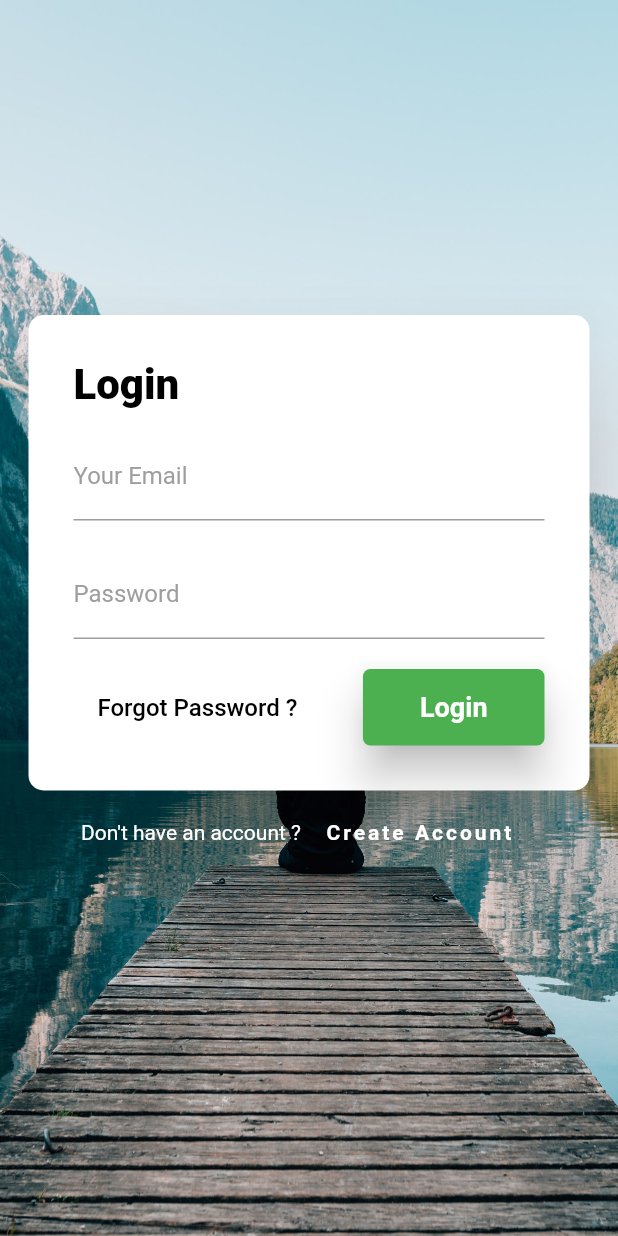
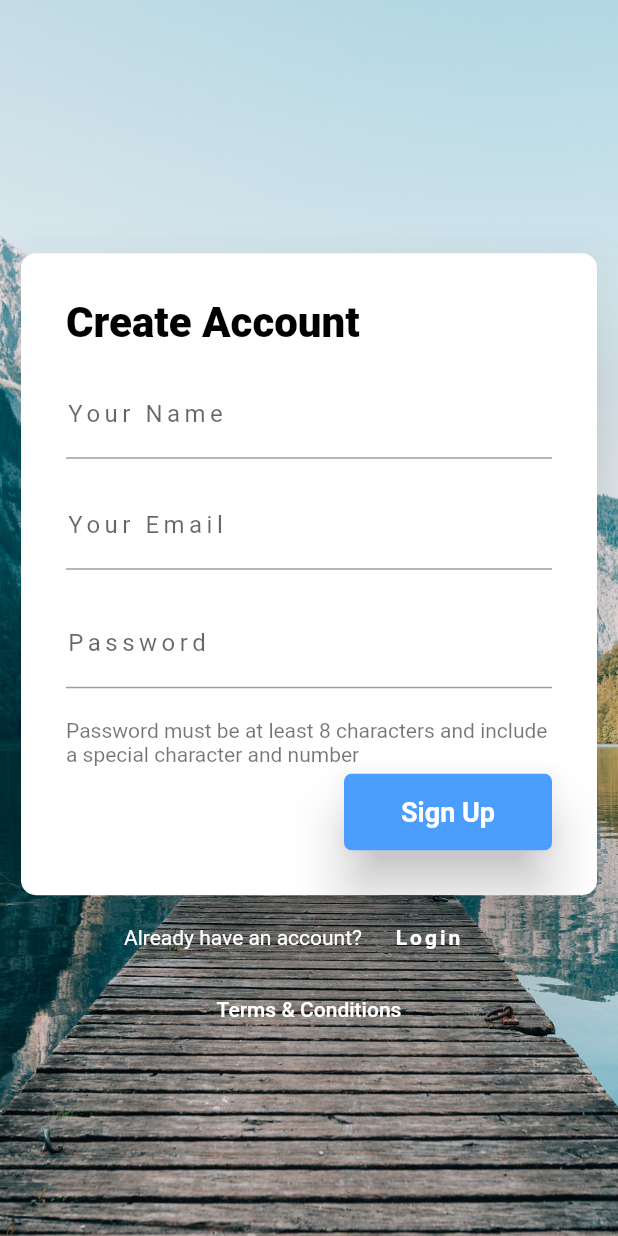
Before and after one commit to RomanNakonechnyi/flutter_app, a Flutter app: the screen it shows after launch, after a tap on "Create Account", on a phone screen of 412 x 824 dp. Run offline on Flutter 3.47's test engine with Material 2 defaults, Android fonts, the phone set to English and light mode, and no system bars.

Commit message:
Add Sign Up widget.

```diff
--- /dev/null
+++ b/profile_me/lib/home.dart
@@ -0,0 +1,15 @@
+import 'package:flutter/material.dart';
+
+class Home extends StatefulWidget {
+  @override
+  _HomeState createState() => _HomeState();
+}
+
+class _HomeState extends State<Home> {
+  @override
+  Widget build(BuildContext context) {
+    return Container(
+
+    );
+  }
+}
--- a/profile_me/lib/main.dart
+++ b/profile_me/lib/main.dart
@@ -1,6 +1,8 @@
 import 'package:flutter/material.dart';
 import 'package:profile_me/sign_in.dart';
 void main() => runApp(MyApp());
+
+enum AuthMode { SIGNIN, SINGUP }
 
 class MyApp extends StatelessWidget {
   // This widget is the root of your application.
--- a/profile_me/lib/sign_in.dart
+++ b/profile_me/lib/sign_in.dart
@@ -1,4 +1,7 @@
+import 'package:flutter/cupertino.dart';
 import 'package:flutter/material.dart';
+import 'package:profile_me/home.dart';
+import 'package:profile_me/main.dart';
 
 class SignIn extends StatefulWidget {
   final String login = "roma";
@@ -9,6 +12,9 @@ class SignIn extends StatefulWidget {
 }
 
 class _SignInState extends State<SignIn> {
+
+  AuthMode _authMode = AuthMode.SIGNIN;
+
   final loginTextController = new TextEditingController();
   final passwordTextController = new TextEditingController();
   double screenHeight;
@@ -28,7 +34,9 @@ class _SignInState extends State<SignIn> {
         child: Stack(
           children: <Widget>[
             lowerBackgroundImage(context),
-            loginCard(context)
+            _authMode == AuthMode.SIGNIN
+            ? loginCard(context)
+                : registrationCard(context),
           ],
         ),
       ),
@@ -69,7 +77,7 @@ class _SignInState extends State<SignIn> {
                   TextFormField(
                     controller: loginTextController,
                     decoration: InputDecoration(
-                        labelStyle: TextStyle(color: Colors.grey),
+                        labelStyle: TextStyle(color: Colors.green,letterSpacing: 3),
                         labelText: "Your Email", floatingLabelBehavior: FloatingLabelBehavior.auto),
                     style: TextStyle(color: Colors.black),
                   ),
@@ -79,7 +87,7 @@ class _SignInState extends State<SignIn> {
                   TextFormField(
                     controller: passwordTextController,
                     decoration: InputDecoration(
-                        labelStyle: TextStyle(color: Colors.grey),
+                        labelStyle: TextStyle(color: Colors.green,letterSpacing: 3),
                         labelText: "Password", floatingLabelBehavior: FloatingLabelBehavior.auto),
                     style: TextStyle(color: Colors.black),
                   ),
@@ -111,14 +119,7 @@ class _SignInState extends State<SignIn> {
                             left: 38, right: 38, top: 15, bottom: 15),
                         shape: RoundedRectangleBorder(
                             borderRadius: BorderRadius.circular(5)),
-                        onPressed: () {
-                          return showDialog(context: context,
-                          builder: (context){
-                            return AlertDialog(
-                              content: Text(loginTextController.text + " " + passwordTextController.text ),
-                            );
-                          });
-                        },
+                        onPressed: _executeLogin,
                       )
                     ],
                   )
@@ -140,14 +141,17 @@ class _SignInState extends State<SignIn> {
             ),
             FlatButton(
               onPressed: () {
-
+                  setState(() {
+                    _authMode = AuthMode.SINGUP;
+                  });
               },
               textColor: Colors.white,
               child: Text("Create Account",
                 style: TextStyle(
                     fontWeight: FontWeight.bold,
                     letterSpacing: 2
-                ),),
+                ),
+              ),
             )
           ],
         )
@@ -163,4 +167,151 @@ class _SignInState extends State<SignIn> {
           fit: BoxFit.cover),
     );
   }
+
+  void _executeLogin() {
+    if(loginTextController.text == widget.login &&
+        passwordTextController.text == widget.password){
+      Navigator.push(
+        context,
+        MaterialPageRoute(builder: (context)=> Home()));
+    }else{
+      showDialog(context: context,
+      child: AlertDialog(
+        content: Text("Incorrect email and password"),
+      ));
+    }
+  }
+
+
+  Widget registrationCard(BuildContext context) {
+    return Column(
+      children: <Widget>[
+        Container(
+          margin: EdgeInsets.only(top: screenHeight / 5),
+          padding: EdgeInsets.only(left: 10, right: 10),
+          child: Card(
+            shape: RoundedRectangleBorder(
+              borderRadius: BorderRadius.circular(10),
+            ),
+            elevation: 30,
+            child: Padding(
+              padding: const EdgeInsets.all(30.0),
+              child: Column(
+                crossAxisAlignment: CrossAxisAlignment.center,
+                children: <Widget>[
+                  Align(
+                    alignment: Alignment.topLeft,
+                    child: Text(
+                      "Create Account",
+                      style: TextStyle(
+                        color: Colors.black,
+                        fontSize: 28,
+                        fontWeight: FontWeight.w900,
+                      ),
+                    ),
+                  ),
+                  SizedBox(
+                    height: 15,
+                  ),
+                  TextFormField(
+                    decoration: InputDecoration(
+                        labelStyle: TextStyle(letterSpacing: 3),
+                        labelText: "Your Name", floatingLabelBehavior: FloatingLabelBehavior.auto),
+                  ),
+                  SizedBox(
+                    height: 15,
+                  ),
+                  TextFormField(
+                    decoration: InputDecoration(
+                        labelStyle: TextStyle(letterSpacing: 3),
+                        labelText: "Your Email", floatingLabelBehavior: FloatingLabelBehavior.auto),
+                  ),
+                  SizedBox(
+                    height: 20,
+                  ),
+                  TextFormField(
+                    decoration: InputDecoration(
+                        labelStyle: TextStyle(letterSpacing: 3),
+                        labelText: "Password", floatingLabelBehavior: FloatingLabelBehavior.auto),
+                  ),
+                  SizedBox(
+                    height: 20,
+                  ),
+                  Text(
+                    "Password must be at least 8 characters and include a special character and number",
+                    style: TextStyle(color: Colors.black54),
+                  ),
+                  SizedBox(
+                    height: 5,
+                  ),
+                  Row(
+                    mainAxisAlignment: MainAxisAlignment.spaceEvenly,
+                    children: <Widget>[
+                      Expanded(
+                        child: Container(),
+                      ),
+                      RaisedButton(
+                        elevation: 15,
+                        child: Text("Sign Up",
+                        style: TextStyle(
+                            fontSize: 18,
+                            fontWeight: FontWeight.bold),
+                        ),
+                        color: Color(0xFF4B9DFE),
+                        textColor: Colors.white,
+                        padding: EdgeInsets.only(
+                            left: 38, right: 38, top: 15, bottom: 15),
+                        shape: RoundedRectangleBorder(
+                            borderRadius: BorderRadius.circular(5)),
+                        onPressed: () {},
+                      ),
+                    ],
+                  ),
+                ],
+              ),
+            ),
+          ),
+        ),
+        Row(
+          crossAxisAlignment: CrossAxisAlignment.center,
+          mainAxisAlignment: MainAxisAlignment.center,
+          children: <Widget>[
+            SizedBox(
+              height: 40,
+            ),
+            Text(
+              "Already have an account?",
+              style: TextStyle(color: Colors.white),
+            ),
+            FlatButton(
+              onPressed: () {
+                setState(() {
+                  _authMode = AuthMode.SIGNIN;
+                });
+              },
+              textColor: Colors.white,
+              child: Text("Login",
+                style: TextStyle(
+                    fontWeight: FontWeight.bold,
+                    letterSpacing: 2
+                ),
+              ),
+            )
+          ],
+        ),
+        Align(
+          alignment: Alignment.bottomCenter,
+          child: FlatButton(
+            child: Text(
+              "Terms & Conditions",
+              style: TextStyle(
+                color: Colors.white,
+              ),
+            ),
+            onPressed: () {},
+          ),
+        ),
+      ],
+    );
+  }
 }
```
